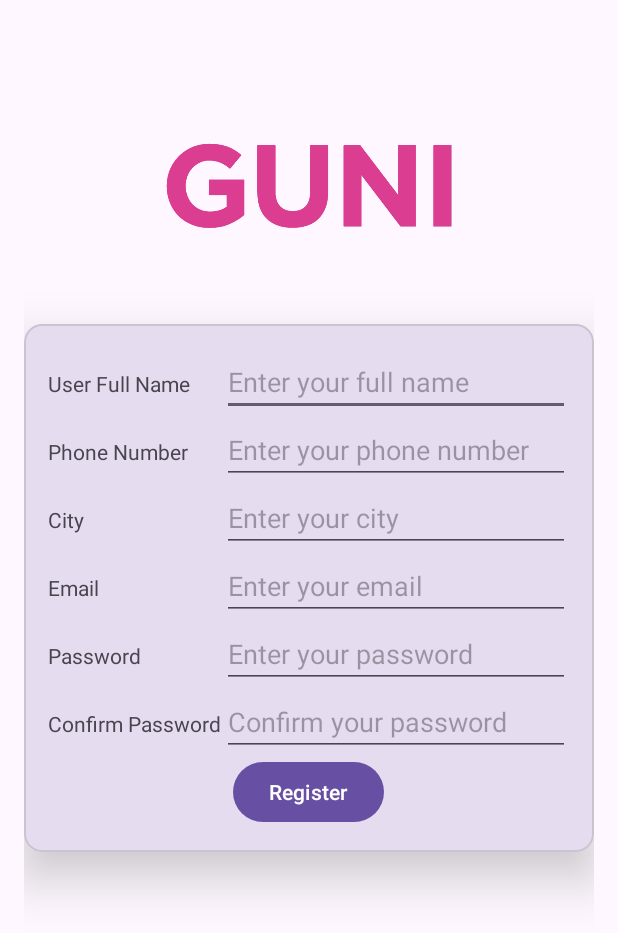
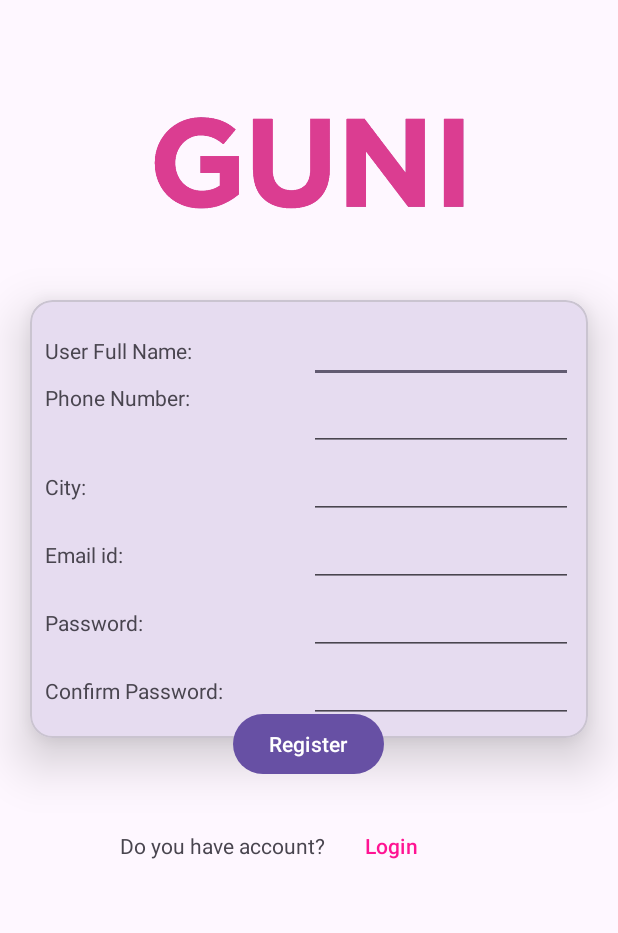
Before and after one commit to MojoSmit07/MAD_Practical-4_21012011052, an Android app: the RegistrationActivity screen opened directly, with no data from a screen before it, on a phone screen of 412 x 824 dp. Shown: the top 933 px of the screen. Run offline under Robolectric (Android 15) with nearby library versions, the phone set to English and light mode, and no system bars.

Commit message:
Practical 4

```diff
--- a/app/src/main/res/layout/activity_registration.xml
+++ b/app/src/main/res/layout/activity_registration.xml
@@ -2,163 +2,165 @@
 <LinearLayout xmlns:android="http://schemas.android.com/apk/res/android"
     xmlns:app="http://schemas.android.com/apk/res-auto"
     xmlns:tools="http://schemas.android.com/tools"
+    android:orientation="vertical"
     android:layout_width="match_parent"
     android:layout_height="match_parent"
-    android:orientation="vertical"
-    android:padding="16dp"
-    tools:context=".RegistrationActivity">
+    tools:context=".MainActivity">
 
     <ImageView
-        android:id="@+id/imageView"
         android:layout_width="match_parent"
         android:layout_height="200dp"
-        app:layout_constraintStart_toEndOf="parent"
-        app:layout_constraintTop_toTopOf="parent"
-        app:srcCompat="@drawable/guni_pink_logo" />
+        android:src="@drawable/guni_pink_logo"/>
 
     <com.google.android.material.card.MaterialCardView
         android:layout_width="match_parent"
         android:layout_height="wrap_content"
+        app:cardCornerRadius="15dp"
         app:cardElevation="20dp"
-        android:layout_gravity="center">
+        android:layout_marginHorizontal="20dp">
 
         <LinearLayout
             android:layout_width="match_parent"
-            android:layout_height="wrap_content"
+            android:layout_height="match_parent"
             android:orientation="vertical"
-            android:padding="16dp">
+            android:padding="10dp">
 
-            <!-- User Full Name -->
             <LinearLayout
                 android:layout_width="match_parent"
                 android:layout_height="wrap_content"
                 android:orientation="horizontal">
 
                 <TextView
+                    android:layout_weight="0.5"
                     android:layout_width="0dp"
                     android:layout_height="wrap_content"
-                    android:layout_weight="1"
-                    android:text="User Full Name"/>
+                    android:text="User Full Name:" />
 
                 <EditText
-                    android:id="@+id/editTextFullName"
+                    android:layout_weight="0.5"
                     android:layout_width="0dp"
                     android:layout_height="wrap_content"
-                    android:layout_weight="2"
-                    android:hint="Enter your full name"/>
+                    android:inputType="text" />
+
             </LinearLayout>
 
-            <!-- Phone Number -->
             <LinearLayout
                 android:layout_width="match_parent"
                 android:layout_height="wrap_content"
                 android:orientation="horizontal">
 
                 <TextView
+                    android:layout_weight="0.5"
+                    android:layout_width="0dp"
+                    android:layout_height="match_parent"
+                    android:text="Phone Number:" />
+
+                <EditText
+                    android:layout_weight="0.5"
                     android:layout_width="0dp"
                     android:layout_height="wrap_content"
-                    android:layout_weight="1"
-                    android:text="Phone Number"/>
-
-                <EditText
-                    android:id="@+id/editTextPhoneNumber"
-                    android:layout_width="0dp"
-                    android:layout_height="wrap_content"
-                    android:layout_weight="2"
-                    android:hint="Enter your phone number"
-                    android:inputType="phone"/>
+                    android:inputType="phone" />
             </LinearLayout>
-
-            <!-- City -->
             <LinearLayout
                 android:layout_width="match_parent"
                 android:layout_height="wrap_content"
                 android:orientation="horizontal">
 
                 <TextView
+                    android:layout_weight="0.5"
                     android:layout_width="0dp"
                     android:layout_height="wrap_content"
-                    android:layout_weight="1"
-                    android:text="City"/>
+                    android:text="City:" />
 
                 <EditText
-                    android:id="@+id/editTextCity"
+                    android:layout_weight="0.5"
                     android:layout_width="0dp"
                     android:layout_height="wrap_content"
-                    android:layout_weight="2"
-                    android:hint="Enter your city"/>
+                    android:inputType="text" />
             </LinearLayout>
-
-            <!-- Email -->
             <LinearLayout
                 android:layout_width="match_parent"
                 android:layout_height="wrap_content"
                 android:orientation="horizontal">
 
                 <TextView
+                    android:layout_weight="0.5"
                     android:layout_width="0dp"
                     android:layout_height="wrap_content"
-                    android:layout_weight="1"
-                    android:text="Email"/>
+                    android:text="Email id:" />
 
                 <EditText
-                    android:id="@+id/editTextEmail"
+                    android:layout_weight="0.5"
                     android:layout_width="0dp"
                     android:layout_height="wrap_content"
-                    android:layout_weight="2"
-                    android:hint="Enter your email"
-                    android:inputType="textEmailAddress"/>
+                    android:inputType="textEmailAddress" />
             </LinearLayout>
-
-            <!-- Password -->
             <LinearLayout
                 android:layout_width="match_parent"
                 android:layout_height="wrap_content"
                 android:orientation="horizontal">
 
                 <TextView
+                    android:layout_weight="0.5"
                     android:layout_width="0dp"
                     android:layout_height="wrap_content"
-                    android:layout_weight="1"
-                    android:text="Password"/>
+                    android:text="Password:" />
 
                 <EditText
-                    android:id="@+id/editTextPassword"
+                    android:layout_weight="0.5"
                     android:layout_width="0dp"
                     android:layout_height="wrap_content"
-                    android:layout_weight="2"
-                    android:hint="Enter your password"
-                    android:inputType="textPassword"/>
+                    android:inputType="textPassword" />
             </LinearLayout>
-
-            <!-- Confirm Password -->
             <LinearLayout
                 android:layout_width="match_parent"
                 android:layout_height="wrap_content"
                 android:orientation="horizontal">
-
                 <TextView
+                    android:layout_weight="0.5"
                     android:layout_width="0dp"
                     android:layout_height="wrap_content"
-                    android:layout_weight="1"
-                    android:text="Confirm Password"/>
-
+                    android:text="Confirm Password:"/>
                 <EditText
-                    android:id="@+id/editTextConfirmPassword"
+                    android:layout_weight="0.5"
                     android:layout_width="0dp"
                     android:layout_height="wrap_content"
-                    android:layout_weight="2"
-                    android:hint="Confirm your password"
                     android:inputType="textPassword"/>
             </LinearLayout>
 
-            <!-- Register Button -->
-            <Button
-                android:layout_width="wrap_content"
-                android:layout_height="wrap_content"
-                android:layout_gravity="center"
-                android:text="Register"/>
-
         </LinearLayout>
     </com.google.android.material.card.MaterialCardView>
+    <LinearLayout
+        android:layout_width="wrap_content"
+        android:layout_height="wrap_content"
+        android:layout_gravity="center"
+        android:layout_marginTop="-20dp"
+        android:elevation="30dp">
+
+    <Button
+        android:layout_width="wrap_content"
+        android:layout_height="wrap_content"
+        android:text="Register" />
+    </LinearLayout>
+
+    <LinearLayout
+        android:layout_width="match_parent"
+        android:layout_height="wrap_content"
+        android:orientation="horizontal"
+        android:layout_marginTop="20dp">
+        <TextView
+            android:layout_width="wrap_content"
+            android:layout_height="wrap_content"
+            android:text="Do you have account?"
+            android:layout_marginStart="80dp"/>
+
+
+        <Button
+            android:layout_width="wrap_content"
+            android:layout_height="wrap_content"
+            android:text="Login"
+            android:textColor="#ff1493"
+            android:background="#00ffffff"
+            android:id="@+id/login_btn"/>
+    </LinearLayout>
 </LinearLayout>
```
